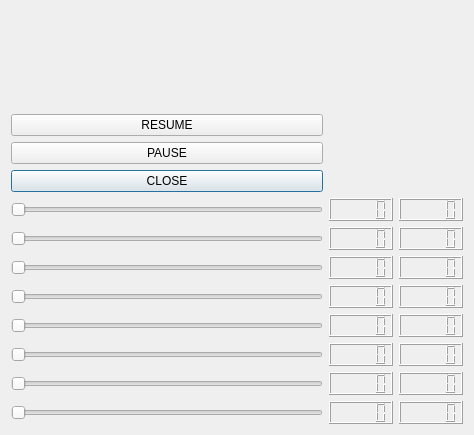
Above: code/handgui/src/CMakeQt.ui from LeeRedden/bracchium before the change. Below: the same form after it.
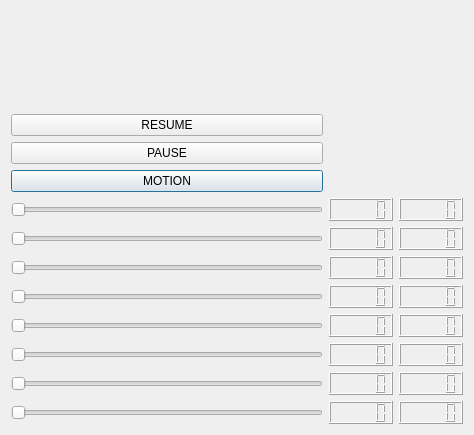
That is the form after the change.

What changed in the file:
```diff
--- a/code/handgui/src/CMakeQt.ui
+++ b/code/handgui/src/CMakeQt.ui
@@ -128,7 +128,7 @@
    <item row="6" column="1">
     <widget class="QPushButton" name="closeButton">
      <property name="text">
-      <string>CLOSE</string>
+      <string>MOTION</string>
      </property>
     </widget>
    </item>
```
Left out of the diff: 2 changed lines with no effect on the pictures.
